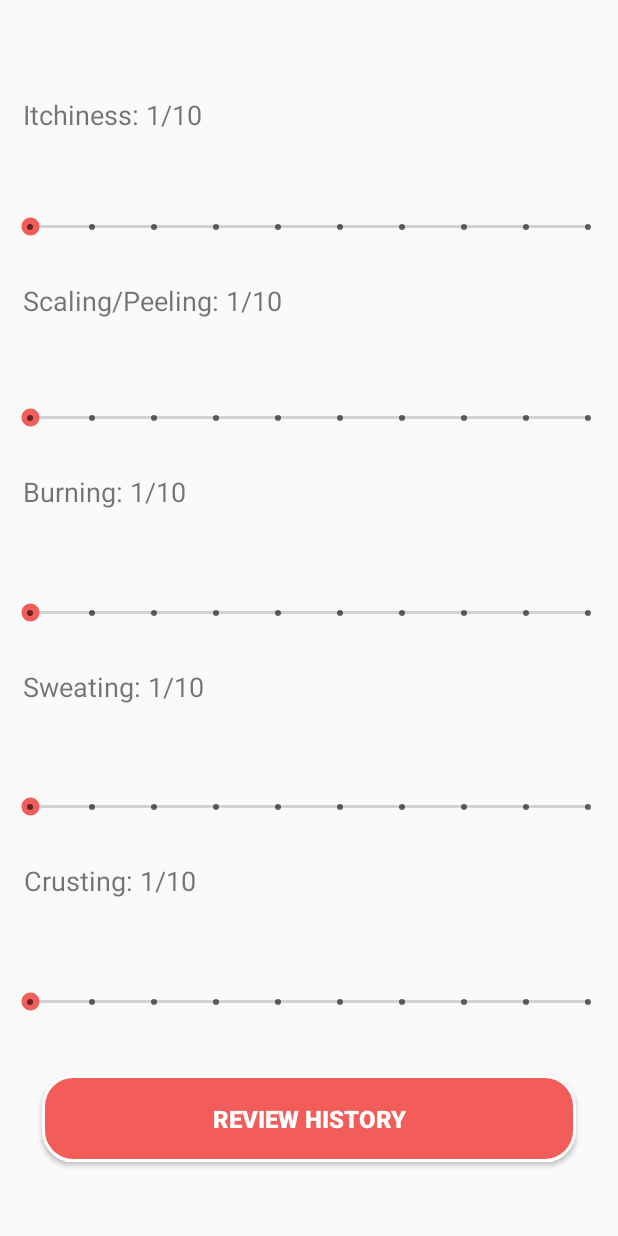
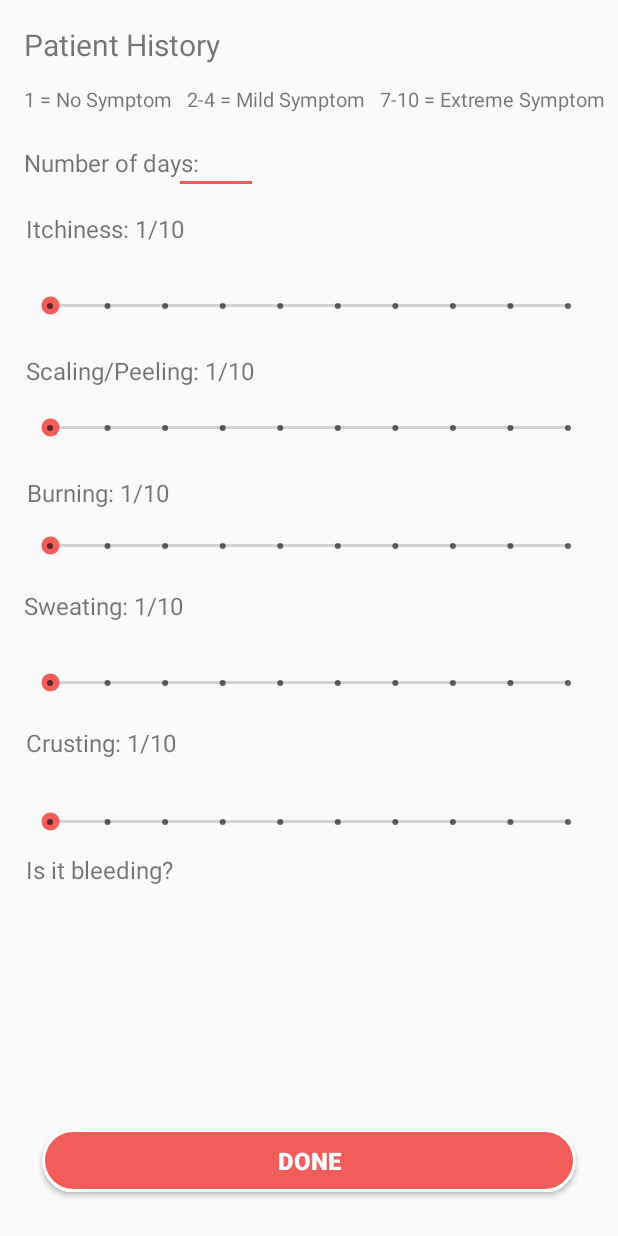
Before and after one commit to kmalcaba/SkinCheckr, an Android app: the layout activity_history.xml on its own in the app's theme, with its tools: preview values and no code run, on a phone screen of 412 x 824 dp. Run offline under Robolectric (Android 15) with nearby library versions, the phone set to English and light mode, and no system bars.

Commit message:
still working on Patient's History

```diff
--- a/app/src/main/AndroidManifest.xml
+++ b/app/src/main/AndroidManifest.xml
@@ -31,6 +31,8 @@
         <activity
             android:name=".Login"
             android:parentActivityName=".Login" />
+        <activity android:name=".History"/>
+        <activity android:name=".ReviewHistory"/>
         <activity
             android:name=".SignUp"
             android:parentActivityName=".SignUp" />
--- a/app/src/main/java/com/example/trishiaanne/skincheckr/Camera.java
+++ b/app/src/main/java/com/example/trishiaanne/skincheckr/Camera.java
@@ -119,6 +119,8 @@ public class Camera extends AppCompatActivity {
                     imageView.setImageBitmap(capturedImage);
                     //Pass the image to Image Processing and ImageProcessing UNIT
                     Intent passValue = new Intent(Camera.this, ImageProcessing.class);
+                    //Intent history = new Intent(Camera.this, History.class);
+                    //startActivity(history);
                     passValue.putExtra("path_value", photoFile.getAbsolutePath());
                     startActivity(passValue);
                 }
--- a/app/src/main/java/com/example/trishiaanne/skincheckr/History.java
+++ b/app/src/main/java/com/example/trishiaanne/skincheckr/History.java
@@ -3,8 +3,11 @@ package com.example.trishiaanne.skincheckr;
 import android.content.Intent;
 import android.support.v7.app.AppCompatActivity;
 import android.os.Bundle;
+import android.text.Editable;
+import android.text.TextWatcher;
 import android.view.View;
 import android.widget.Button;
+import android.widget.EditText;
 import android.widget.SeekBar;
 import android.widget.TextView;
 
@@ -23,7 +26,10 @@ public class History extends AppCompatActivity {
     private TextView textview3;
     private TextView textview4;
 
+    private EditText editText;
+
     // Values containers
+    private int days = 0;
     private int itch = 1;
     private int scaling = 1;
     private int burn = 1;
@@ -37,6 +43,8 @@ public class History extends AppCompatActivity {
         setContentView(R.layout.activity_history);
 
         final int max = 10;
+
+        editText = findViewById(R.id.editDays);
 
         seek = findViewById(R.id.itchSeekbar);
         seek1 = findViewById(R.id.scalingSeekbar);
@@ -55,6 +63,7 @@ public class History extends AppCompatActivity {
             @Override
             public void onClick(View v) {
                 Intent myIntent = new Intent(History.this, ReviewHistory.class);
+                myIntent.putExtra("days", days);
                 myIntent.putExtra("itch", itch + 1);
                 myIntent.putExtra("scaling", scaling + 1);
                 myIntent.putExtra("burn", burn + 1);
@@ -62,6 +71,27 @@ public class History extends AppCompatActivity {
                 myIntent.putExtra("crust", crust + 1);
                 myIntent.putExtra("bleeding", bleeding + 1);
                 startActivity(myIntent);
+            }
+        });
+
+        editText.addTextChangedListener(new TextWatcher() {
+            @Override
+            public void beforeTextChanged(CharSequence charSequence, int i, int i1, int i2) {
+
+            }
+
+            @Override
+            public void onTextChanged(CharSequence charSequence, int i, int i1, int i2) {
+                if(editText.getText().toString().matches("")){
+                }
+                else{
+                    days = Integer.valueOf(editText.getText().toString());
+                }
+            }
+
+            @Override
+            public void afterTextChanged(Editable editable) {
+
             }
         });
 
--- a/app/src/main/java/com/example/trishiaanne/skincheckr/ReviewHistory.java
+++ b/app/src/main/java/com/example/trishiaanne/skincheckr/ReviewHistory.java
@@ -12,6 +12,7 @@ public class ReviewHistory extends AppCompatActivity {
     private TextView burn;
     private TextView sweat;
     private TextView crust;
+    private TextView days;
 
     @Override
     protected void onCreate(Bundle savedInstanceState) {
@@ -23,14 +24,17 @@ public class ReviewHistory extends AppCompatActivity {
         burn = findViewById(R.id.burningTextview);
         sweat = findViewById(R.id.sweatingTextview);
         crust = findViewById(R.id.crustingTextview);
+        days = findViewById(R.id.daysTextview);
 
         Intent intent = getIntent();
-        int itching = intent.getIntExtra("itch", 0);
-        int scaling = intent.getIntExtra("scaling", 0);
-        int burning = intent.getIntExtra("burn", 0);
-        int sweating = intent.getIntExtra("sweat", 0);
-        int crusting = intent.getIntExtra("crust", 0);
+        int daysSymptom = intent.getIntExtra("days", 1);
+        int itching = intent.getIntExtra("itch", 1);
+        int scaling = intent.getIntExtra("scaling", 1);
+        int burning = intent.getIntExtra("burn", 1);
+        int sweating = intent.getIntExtra("sweat", 1);
+        int crusting = intent.getIntExtra("crust", 1);
 
+        days.setText("Days: " + String.valueOf(daysSymptom));
         itch.setText("Itching " + String.valueOf(itching));
         scale.setText("Scaling " + String.valueOf(scaling));
         burn.setText("Burning " + String.valueOf(burning));
--- a/app/src/main/res/layout/activity_history.xml
+++ b/app/src/main/res/layout/activity_history.xml
@@ -12,89 +12,99 @@
         style="@style/Widget.AppCompat.SeekBar.Discrete"
         android:layout_width="0dp"
         android:layout_height="0dp"
-        android:layout_marginBottom="7dp"
-        android:layout_marginEnd="4dp"
-        android:layout_marginStart="4dp"
+        android:layout_marginStart="17dp"
+        android:layout_marginLeft="17dp"
+        android:layout_marginEnd="17dp"
+        android:layout_marginRight="17dp"
+        android:layout_marginBottom="39dp"
         android:max="9"
-        app:layout_constraintBottom_toTopOf="@+id/scalingProgress"
+        app:layout_constraintBottom_toTopOf="@+id/scalingSeekbar"
         app:layout_constraintEnd_toEndOf="parent"
         app:layout_constraintStart_toStartOf="parent"
         app:layout_constraintTop_toBottomOf="@+id/itchProgress" />
 
     <TextView
         android:id="@+id/itchProgress"
-        android:layout_width="134dp"
+        android:layout_width="0dp"
         android:layout_height="0dp"
-        android:layout_marginStart="11dp"
-        android:layout_marginTop="64dp"
         android:text="Itchiness: 1/10"
-        android:textSize="18sp"
+        android:textSize="16sp"
         app:layout_constraintBottom_toTopOf="@+id/itchSeekbar"
+        app:layout_constraintEnd_toEndOf="@+id/textView12"
         app:layout_constraintStart_toStartOf="@+id/itchSeekbar"
-        app:layout_constraintTop_toTopOf="parent" />
+        app:layout_constraintTop_toBottomOf="@+id/textView12" />
 
     <SeekBar
         android:id="@+id/scalingSeekbar"
         style="@style/Widget.AppCompat.SeekBar.Discrete"
         android:layout_width="0dp"
         android:layout_height="0dp"
-        android:layout_marginBottom="7dp"
-        android:layout_marginEnd="4dp"
-        android:layout_marginStart="4dp"
+        android:layout_marginStart="17dp"
+        android:layout_marginLeft="17dp"
+        android:layout_marginEnd="17dp"
+        android:layout_marginRight="17dp"
+        android:layout_marginBottom="37dp"
         android:max="9"
-        app:layout_constraintBottom_toTopOf="@+id/burningProgress"
+        app:layout_constraintBottom_toTopOf="@+id/burningSeekbar"
         app:layout_constraintEnd_toEndOf="parent"
         app:layout_constraintStart_toStartOf="parent"
-        app:layout_constraintTop_toBottomOf="@+id/scalingProgress" />
+        app:layout_constraintTop_toBottomOf="@+id/itchSeekbar" />
 
     <TextView
         android:id="@+id/scalingProgress"
-        android:layout_width="202dp"
-        android:layout_height="0dp"
-        android:layout_marginBottom="4dp"
-        android:layout_marginStart="11dp"
+        android:layout_width="163dp"
+        android:layout_height="30dp"
+        android:layout_marginTop="44dp"
+        android:layout_marginBottom="42dp"
         android:text="Scaling/Peeling: 1/10"
-        android:textSize="18sp"
-        app:layout_constraintBottom_toTopOf="@+id/scalingSeekbar"
+        android:textSize="16sp"
+        app:layout_constraintBottom_toTopOf="@+id/burningProgress"
         app:layout_constraintStart_toStartOf="@+id/scalingSeekbar"
-        app:layout_constraintTop_toBottomOf="@+id/itchSeekbar" />
+        app:layout_constraintTop_toTopOf="@+id/itchSeekbar" />
 
     <SeekBar
         android:id="@+id/burningSeekbar"
         style="@style/Widget.AppCompat.SeekBar.Discrete"
         android:layout_width="0dp"
         android:layout_height="0dp"
+        android:layout_marginStart="17dp"
+        android:layout_marginLeft="17dp"
+        android:layout_marginEnd="17dp"
+        android:layout_marginRight="17dp"
         android:layout_marginBottom="7dp"
-        android:layout_marginEnd="4dp"
-        android:layout_marginStart="4dp"
         android:max="9"
         app:layout_constraintBottom_toTopOf="@+id/sweatingProgress"
         app:layout_constraintEnd_toEndOf="parent"
         app:layout_constraintStart_toStartOf="parent"
-        app:layout_constraintTop_toBottomOf="@+id/burningProgress" />
+        app:layout_constraintTop_toBottomOf="@+id/scalingSeekbar" />
 
     <TextView
         android:id="@+id/burningProgress"
         android:layout_width="0dp"
-        android:layout_height="0dp"
-        android:layout_marginBottom="6dp"
-        android:layout_marginEnd="17dp"
-        android:layout_marginStart="15dp"
+        android:layout_height="30dp"
+        android:layout_marginStart="2dp"
+        android:layout_marginLeft="2dp"
+        android:layout_marginTop="44dp"
+        android:layout_marginEnd="3dp"
+        android:layout_marginRight="3dp"
+        android:layout_marginBottom="29dp"
         android:text="Burning: 1/10"
-        android:textSize="18sp"
-        app:layout_constraintBottom_toTopOf="@+id/burningSeekbar"
-        app:layout_constraintEnd_toEndOf="@+id/sweatingProgress"
-        app:layout_constraintStart_toStartOf="parent"
-        app:layout_constraintTop_toBottomOf="@+id/scalingSeekbar" />
+        android:textSize="16sp"
+        app:layout_constraintBottom_toBottomOf="@+id/burningSeekbar"
+        app:layout_constraintEnd_toEndOf="@+id/itchProgress"
+        app:layout_constraintStart_toStartOf="@+id/sweatingProgress"
+        app:layout_constraintTop_toTopOf="@+id/scalingSeekbar" />
 
     <SeekBar
         android:id="@+id/sweatingSeekbar"
         style="@style/Widget.AppCompat.SeekBar.Discrete"
         android:layout_width="0dp"
         android:layout_height="0dp"
+        android:layout_marginStart="17dp"
+        android:layout_marginLeft="17dp"
+        android:layout_marginEnd="17dp"
+        android:layout_marginRight="17dp"
         android:layout_marginBottom="7dp"
-        android:layout_marginEnd="4dp"
-        android:layout_marginStart="4dp"
         android:max="9"
         app:layout_constraintBottom_toTopOf="@+id/crustingProgress"
         app:layout_constraintEnd_toEndOf="parent"
@@ -103,15 +113,13 @@
 
     <TextView
         android:id="@+id/sweatingProgress"
-        android:layout_width="0dp"
+        android:layout_width="127dp"
         android:layout_height="0dp"
-        android:layout_marginBottom="6dp"
-        android:layout_marginEnd="16dp"
-        android:layout_marginStart="15dp"
+        android:layout_marginStart="16dp"
+        android:layout_marginLeft="16dp"
         android:text="Sweating: 1/10"
-        android:textSize="18sp"
+        android:textSize="16sp"
         app:layout_constraintBottom_toTopOf="@+id/sweatingSeekbar"
-        app:layout_constraintEnd_toEndOf="@+id/crustingProgress"
         app:layout_constraintStart_toStartOf="parent"
         app:layout_constraintTop_toBottomOf="@+id/burningSeekbar" />
 
@@ -120,42 +128,108 @@
         style="@style/Widget.AppCompat.SeekBar.Discrete"
         android:layout_width="0dp"
         android:layout_height="0dp"
-        android:layout_marginBottom="19dp"
-        android:layout_marginEnd="4dp"
-        android:layout_marginStart="4dp"
+        android:layout_marginStart="17dp"
+        android:layout_marginLeft="17dp"
+        android:layout_marginEnd="17dp"
+        android:layout_marginRight="17dp"
         android:max="9"
-        app:layout_constraintBottom_toTopOf="@+id/reviewHistory"
+        app:layout_constraintBottom_toTopOf="@+id/textView15"
         app:layout_constraintEnd_toEndOf="parent"
         app:layout_constraintStart_toStartOf="parent"
         app:layout_constraintTop_toBottomOf="@+id/crustingProgress" />
 
     <TextView
         android:id="@+id/crustingProgress"
-        android:layout_width="258dp"
+        android:layout_width="0dp"
         android:layout_height="0dp"
-        android:layout_marginBottom="6dp"
-        android:layout_marginStart="16dp"
+        android:layout_marginBottom="1dp"
         android:text="Crusting: 1/10"
-        android:textSize="18sp"
+        android:textSize="16sp"
         app:layout_constraintBottom_toTopOf="@+id/crustingSeekbar"
-        app:layout_constraintStart_toStartOf="parent"
+        app:layout_constraintEnd_toEndOf="@+id/burningProgress"
+        app:layout_constraintStart_toStartOf="@+id/crustingSeekbar"
         app:layout_constraintTop_toBottomOf="@+id/sweatingSeekbar" />
 
     <Button
         android:id="@+id/reviewHistory"
         android:layout_width="0dp"
         android:layout_height="0dp"
-        android:layout_marginBottom="49dp"
+        android:layout_marginStart="28dp"
+        android:layout_marginLeft="28dp"
         android:layout_marginEnd="28dp"
-        android:layout_marginStart="28dp"
+        android:layout_marginRight="28dp"
+        android:layout_marginBottom="29dp"
         android:background="@drawable/buttoncurve"
-        android:text="REVIEW HISTORY"
+        android:text="DONE"
         android:textColor="@android:color/white"
         android:textSize="16sp"
         android:textStyle="bold"
         app:layout_constraintBottom_toBottomOf="parent"
         app:layout_constraintEnd_toEndOf="parent"
         app:layout_constraintStart_toStartOf="parent"
+        app:layout_constraintTop_toBottomOf="@+id/textView15" />
+
+    <TextView
+        android:id="@+id/textView6"
+        android:layout_width="wrap_content"
+        android:layout_height="wrap_content"
+        android:layout_marginStart="16dp"
+        android:layout_marginLeft="16dp"
+        android:layout_marginTop="16dp"
+        android:layout_marginBottom="13dp"
+        android:text="Patient History"
+        android:textSize="20sp"
+        app:layout_constraintBottom_toTopOf="@+id/textView8"
+        app:layout_constraintStart_toStartOf="parent"
+        app:layout_constraintTop_toTopOf="parent" />
+
+    <TextView
+        android:id="@+id/textView12"
+        android:layout_width="wrap_content"
+        android:layout_height="wrap_content"
+        android:layout_marginStart="16dp"
+        android:layout_marginLeft="16dp"
+        android:layout_marginBottom="22dp"
+        android:text="Number of days: "
+        android:textSize="16sp"
+        app:layout_constraintBottom_toTopOf="@+id/itchProgress"
+        app:layout_constraintStart_toStartOf="parent"
+        app:layout_constraintTop_toBottomOf="@+id/textView8" />
+
+    <TextView
+        android:id="@+id/textView8"
+        android:layout_width="wrap_content"
+        android:layout_height="wrap_content"
+        android:layout_marginStart="16dp"
+        android:layout_marginLeft="16dp"
+        android:layout_marginBottom="22dp"
+        android:text="1 = No Symptom   2-4 = Mild Symptom   7-10 = Extreme Symptom"
+        android:textSize="13sp"
+        app:layout_constraintBottom_toTopOf="@+id/textView12"
+        app:layout_constraintStart_toStartOf="parent"
+        app:layout_constraintTop_toBottomOf="@+id/textView6" />
+
+    <EditText
+        android:id="@+id/editDays"
+        android:layout_width="56dp"
+        android:layout_height="42dp"
+        android:layout_marginStart="100dp"
+        android:layout_marginLeft="100dp"
+        android:ems="10"
+        android:inputType="number"
+        android:textSize="16sp"
+        app:layout_constraintBaseline_toBaselineOf="@+id/textView12"
+        app:layout_constraintStart_toStartOf="@+id/textView12" />
+
+    <TextView
+        android:id="@+id/textView15"
+        android:layout_width="127dp"
+        android:layout_height="0dp"
+        android:layout_marginBottom="142dp"
+        android:text="Is it bleeding?"
+        android:textSize="16sp"
+        app:layout_constraintBottom_toTopOf="@+id/reviewHistory"
+        app:layout_constraintStart_toStartOf="@+id/crustingSeekbar"
         app:layout_constraintTop_toBottomOf="@+id/crustingSeekbar" />
 
 </android.support.constraint.ConstraintLayout>
--- a/app/src/main/res/layout/activity_review_history.xml
+++ b/app/src/main/res/layout/activity_review_history.xml
@@ -12,6 +12,7 @@
         android:layout_width="wrap_content"
         android:layout_height="wrap_content"
         android:layout_marginStart="10dp"
+        android:layout_marginLeft="10dp"
         android:layout_marginTop="31dp"
         android:text="Itch"
         app:layout_constraintStart_toStartOf="@+id/crustingTextview"
@@ -22,8 +23,12 @@
         android:layout_width="wrap_content"
         android:layout_height="wrap_content"
         android:layout_marginStart="46dp"
+        android:layout_marginLeft="46dp"
         android:layout_marginTop="173dp"
+        android:layout_marginEnd="45dp"
+        android:layout_marginRight="45dp"
         android:text="TextView"
+        app:layout_constraintEnd_toEndOf="@+id/daysTextview"
         app:layout_constraintStart_toStartOf="parent"
         app:layout_constraintTop_toTopOf="parent" />
 
@@ -32,6 +37,7 @@
         android:layout_width="wrap_content"
         android:layout_height="wrap_content"
         android:layout_marginStart="6dp"
+        android:layout_marginLeft="6dp"
         android:layout_marginTop="31dp"
         android:text="TextView"
         app:layout_constraintStart_toEndOf="@+id/textView5"
@@ -51,8 +57,9 @@
         android:id="@+id/crustingTextview"
         android:layout_width="wrap_content"
         android:layout_height="wrap_content"
+        android:layout_marginStart="11dp"
+        android:layout_marginLeft="11dp"
         android:layout_marginBottom="21dp"
-        android:layout_marginStart="11dp"
         android:text="TextView"
         app:layout_constraintBottom_toTopOf="@+id/scalingTextview"
         app:layout_constraintStart_toStartOf="@+id/scalingTextview" />
@@ -62,9 +69,21 @@
         android:layout_width="wrap_content"
         android:layout_height="wrap_content"
         android:layout_marginStart="16dp"
+        android:layout_marginLeft="16dp"
         android:layout_marginTop="16dp"
         android:text="Review History"
         android:textSize="24sp"
         app:layout_constraintStart_toStartOf="parent"
         app:layout_constraintTop_toTopOf="parent" />
+
+    <TextView
+        android:id="@+id/daysTextview"
+        android:layout_width="wrap_content"
+        android:layout_height="wrap_content"
+        android:layout_marginStart="91dp"
+        android:layout_marginLeft="91dp"
+        android:layout_marginBottom="273dp"
+        android:text="TextView"
+        app:layout_constraintBottom_toBottomOf="parent"
+        app:layout_constraintStart_toStartOf="parent" />
 </android.support.constraint.ConstraintLayout>
```
